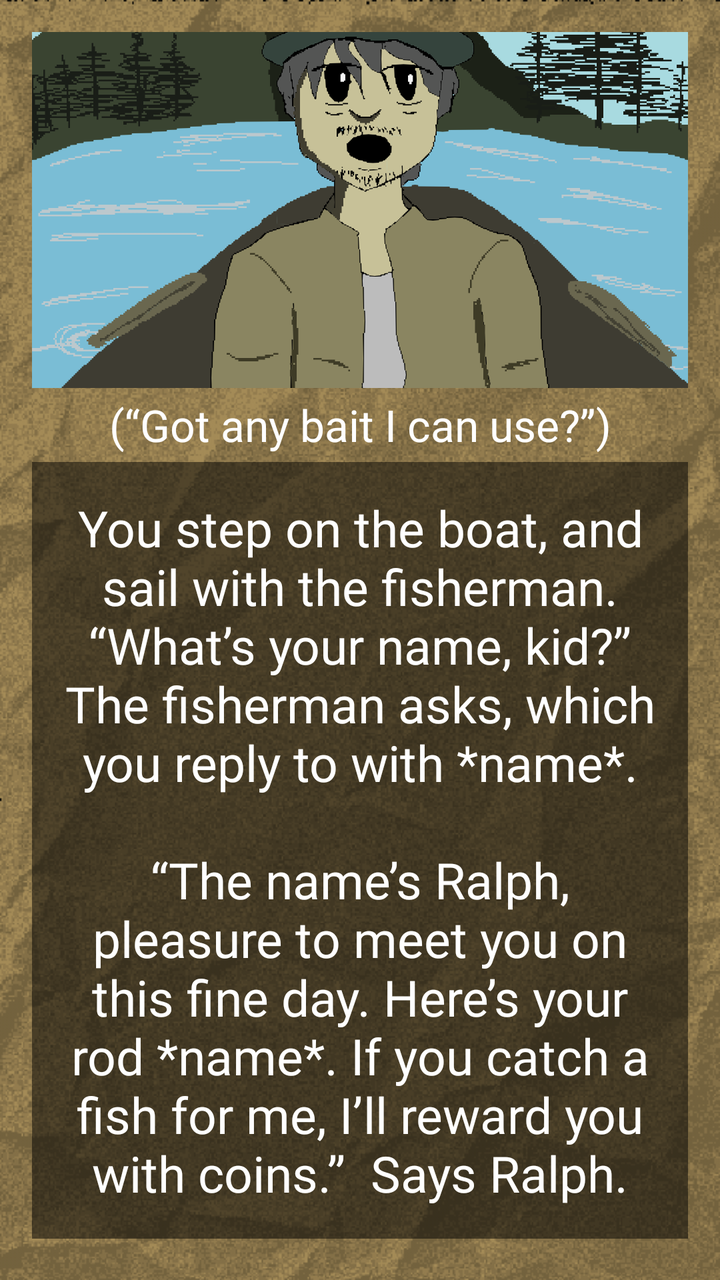
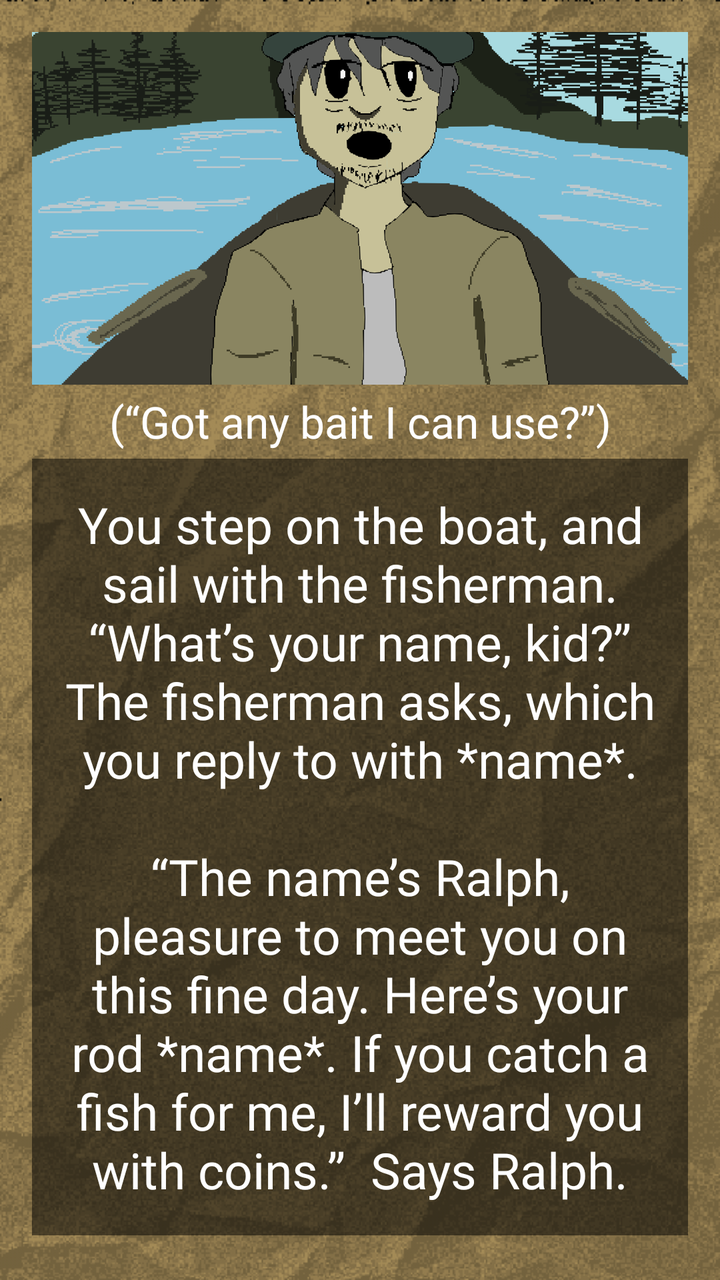

An Android layout rendered at two revisions. The XML below is the earlier revision; the diff shows what the commit changed to produce the second picture.
<!-- AndroidManifest.xml: application theme Theme.ChoiceQuest -->
<!-- res/layout/activity_page2_1_1_1.xml -->
<?xml version="1.0" encoding="utf-8"?>
<LinearLayout xmlns:android="http://schemas.android.com/apk/res/android"
    xmlns:app="http://schemas.android.com/apk/res-auto"
    xmlns:tools="http://schemas.android.com/tools"
    android:id="@+id/page2_1_1_1"
    android:layout_width="match_parent"
    android:layout_height="match_parent"
    android:background="@drawable/papertexture_"
    android:backgroundTint="#f8e7c2"
    android:backgroundTintMode="multiply"
    android:gravity="center"
    android:orientation="vertical"
    android:padding="16dp"
    tools:context=".Page2_1_1_1">

    <View
        android:layout_width="match_parent"
        android:layout_height="0dp"
        android:layout_weight="1"/>

    <ImageView
        android:id="@+id/imageView"
        android:layout_width="412dp"
        android:layout_height="250dp"
        android:src="@drawable/page2_1_1_1"/>

    <View
        android:layout_width="match_parent"
        android:layout_height="1dp"
        android:layout_weight="0.1" />

    <TextView
        android:layout_width="match_parent"
        android:layout_height="37dp"
        android:gravity="center"
        android:fontFamily="@font/pixelspace"
        android:text="(“Got any bait I can use?”)"
        android:textColor="@color/white"
        android:textSize="22sp"/>

    <TextView
        android:layout_width="match_parent"
        android:layout_height="wrap_content"
        android:id="@+id/tv_page2_1_1_1"
        android:fontFamily="@font/pixelgame_font"
        android:gravity="center"
        android:padding="16dp"
        android:background="#80000000"
        android:text="You step on the boat, and sail with the fisherman. “What’s your name, kid?” The fisherman asks, which you reply to with *name*.\n\n“The name’s Ralph, pleasure to meet you on this fine day. Here’s your  rod *name*. If you catch a fish for me, I’ll reward you with coins.”  Says Ralph."
        android:textColor="@color/white"
        android:textSize="25sp"
        android:layout_marginBottom="16dp"/>
    <View
        android:layout_width="match_parent"
        android:layout_height="1dp"
        android:layout_weight="0.5"/>

    <Button
        android:id="@+id/btnStayHelp"
        android:layout_width="410dp"
        android:layout_height="45dp"
        android:text="Join them."
        android:background="@android:color/transparent"
        android:fontFamily="@font/quest_font"
        android:textSize="12sp"
        android:layout_marginBottom="16dp"
        android:onClick="page2_1_1_1_1"/>

    <View
        android:layout_width="match_parent"
        android:layout_height="1dp"
        android:layout_weight="1"/>

</LinearLayout>
<!-- resources referenced by this layout -->
<resources>
  <color name="white">#FFFFFF</color>
  <!-- drawable page2_1_1_1: png bitmap (drawable, 89149 bytes) -->
  <!-- drawable papertexture_: png bitmap (drawable, 156948 bytes) -->
  <style name="Theme.ChoiceQuest" parent="Base.Theme.ChoiceQuest" />
  <style name="Base.Theme.ChoiceQuest" parent="Theme.Material3.DayNight.NoActionBar">
          
          
      </style>
</resources>

<!-- the commit's change to res/layout/activity_page2_1_1_1.xml (unified diff, before → after) -->
@@ -57,12 +57,13 @@
 
     <Button
         android:id="@+id/btnStayHelp"
-        android:layout_width="410dp"
-        android:layout_height="45dp"
-        android:text="Join them."
-        android:background="@android:color/transparent"
+        android:layout_width="match_parent"
+        android:layout_height="wrap_content"
+        android:text="Join him."
+        android:backgroundTint="@color/cardview_dark_background"
         android:fontFamily="@font/quest_font"
-        android:textSize="12sp"
+        android:textSize="10sp"
+        android:textColor="@color/white"
         android:layout_marginBottom="16dp"
         android:onClick="page2_1_1_1_1"/>
 
